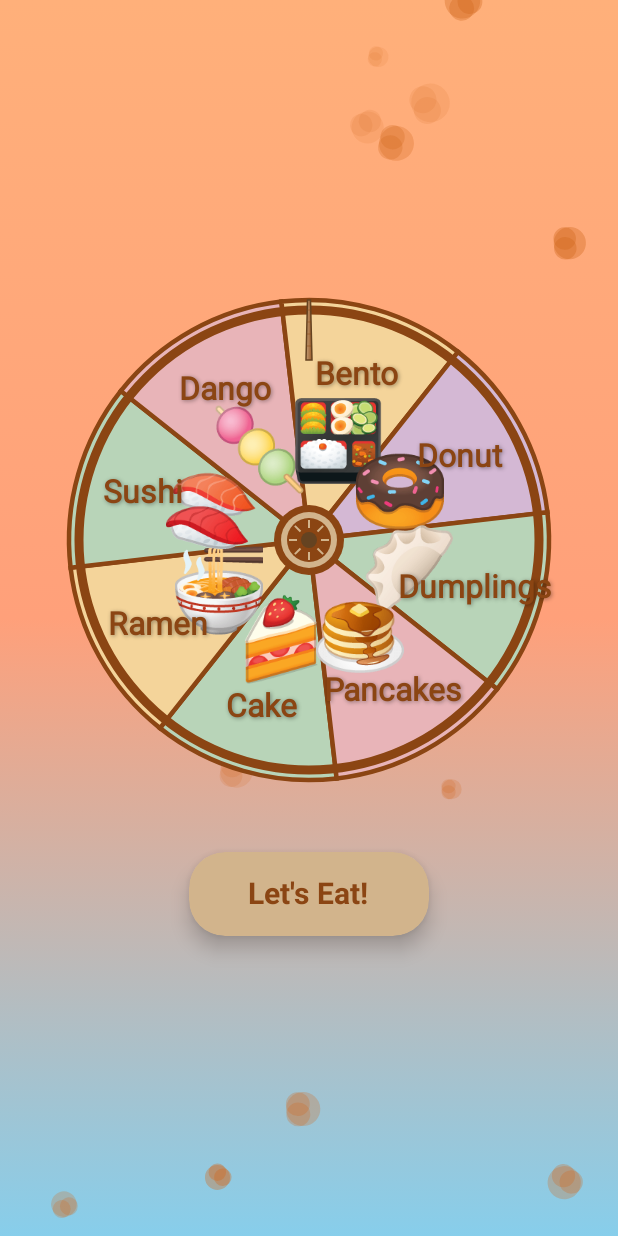
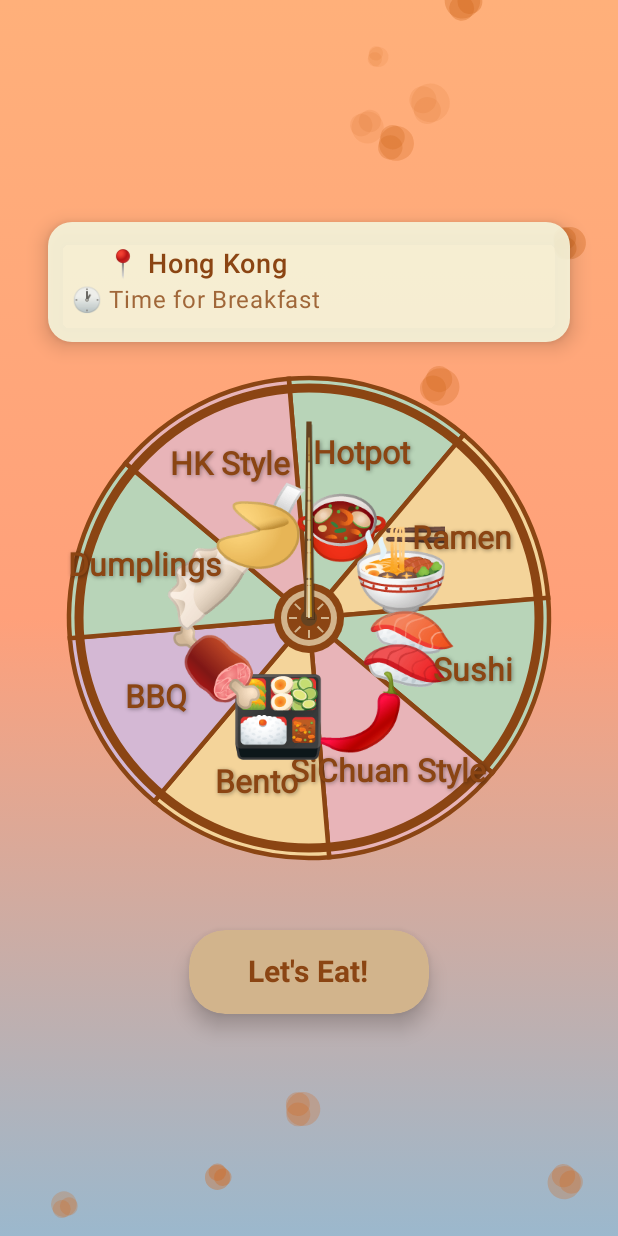
Before and after one commit to SaulchangLiu/spinwheelapp, an Android app built with Jetpack Compose: the screen it shows after launch (MainActivity), after a tap on "Let's Eat!", on a phone screen of 412 x 824 dp. Run offline under Robolectric (Android 15) with nearby library versions, the phone set to English and light mode, and no system bars.

Commit message:
Working great on the spinwheel by itself, it has location and time

```diff
--- a/app/src/main/java/com/example/spinwheelapp/MainActivity.kt
+++ b/app/src/main/java/com/example/spinwheelapp/MainActivity.kt
@@ -66,17 +66,33 @@ fun SpinWheelScreen() {
     val animatedAngle = remember { Animatable(0f) }
     var isSpinning by remember { mutableStateOf(false) }
 
+    // Get current location and meal time
+    val currentCity = remember { "Hong Kong" } // You can implement location detection here
+    val currentMealTime = remember {
+        val currentHour = java.util.Calendar.getInstance().get(java.util.Calendar.HOUR_OF_DAY)
+        when (currentHour) {
+            in 5..10 -> "Breakfast"
+            in 11..14 -> "Lunch"
+            in 17..21 -> "Dinner"
+            else -> "Late Night Snack"
+        }
+    }
+
     // Food-themed wheel segments matching the design
     val wheelSegments = remember {
         listOf(
-            WheelSegment("Cake", "🍰", Color(0xFFB8D4B8)), // Light green
+            // WheelSegment("Cake", "🍰", Color(0xFFB8D4B8)), // Light green - Original
+            WheelSegment("Hotpot", "🍲", Color(0xFFB8D4B8)), // Light green - Changed from Cake
             WheelSegment("Ramen", "🍜", Color(0xFFF4D49A)), // Light yellow
             WheelSegment("Sushi", "🍣", Color(0xFFB8D4B8)), // Light green
-            WheelSegment("Dango", "🍡", Color(0xFFE8B4B8)), // Light pink
+            // WheelSegment("Dango", "🍡", Color(0xFFE8B4B8)), // Light pink - Original
+            WheelSegment("SiChuan Style", "🌶️", Color(0xFFE8B4B8)), // Light pink - Changed from Dango
             WheelSegment("Bento", "🍱", Color(0xFFF4D49A)), // Light yellow
-            WheelSegment("Donut", "🍩", Color(0xFFD4B8D4)), // Light purple
+            // WheelSegment("Donut", "🍩", Color(0xFFD4B8D4)), // Light purple - Original
+            WheelSegment("BBQ", "🍖", Color(0xFFD4B8D4)), // Light purple - Changed from Donut
             WheelSegment("Dumplings", "🥟", Color(0xFFB8D4B8)), // Light green
-            WheelSegment("Pancakes", "🥞", Color(0xFFE8B4B8)) // Light pink
+            // WheelSegment("Pancakes", "🥞", Color(0xFFE8B4B8)) // Light pink - Original
+            WheelSegment("HK Style", "🥠", Color(0xFFE8B4B8)) // Light pink - Changed from Pancakes
         )
     }
 
@@ -99,12 +115,12 @@ fun SpinWheelScreen() {
     ) {
         // Background canvas for gradient and leaves
         Canvas(modifier = Modifier.fillMaxSize()) {
-            // Draw gradient background (warm peach to sky blue)
+            // Draw gradient background (warm peach to warm blue)
             val gradient = Brush.verticalGradient(
                 colors = listOf(
                     Color(0xFFFFB07A), // Warm peach
                     Color(0xFFFFA07A), // Light salmon
-                    Color(0xFF87CEEB)  // Sky blue
+                    Color(0xFF9BB8CD)  // Warmer, muted blue (changed from bright sky blue)
                 )
             )
             drawRect(gradient)
@@ -120,7 +136,36 @@ fun SpinWheelScreen() {
             verticalArrangement = Arrangement.Center,
             horizontalAlignment = Alignment.CenterHorizontally
         ) {
-            // Main wheel with shadow
+            // Location and meal time display
+            Card(
+                modifier = Modifier
+                    .fillMaxWidth()
+                    .padding(bottom = 24.dp),
+                colors = CardDefaults.cardColors(
+                    containerColor = Color(0xFFF5F5DC).copy(alpha = 0.9f) // Beige with transparency
+                ),
+                elevation = CardDefaults.cardElevation(defaultElevation = 8.dp),
+                shape = RoundedCornerShape(16.dp)
+            ) {
+                Column(
+                    modifier = Modifier.padding(16.dp),
+                    horizontalAlignment = Alignment.CenterHorizontally
+                ) {
+                    Text(
+                        text = "📍 $currentCity",
+                        fontSize = 18.sp,
+                        fontWeight = FontWeight.Medium,
+                        color = Color(0xFF8B4513)
+                    )
+                    Text(
+                        text = "🕐 Time for $currentMealTime",
+                        fontSize = 16.sp,
+                        fontWeight = FontWeight.Normal,
+                        color = Color(0xFF8B4513).copy(alpha = 0.8f)
+                    )
+                }
+            }
+            // Main wheel with shadow and chopstick pointer
             Box(
                 modifier = Modifier.size(320.dp),
                 contentAlignment = Alignment.Center
@@ -130,15 +175,9 @@ fun SpinWheelScreen() {
                         segments = wheelSegments,
                         rotationAngle = animatedAngle.value
                     )
-                }
 
-                // Chopstick pointer positioned at top
-                Canvas(
-                    modifier = Modifier
-                        .size(80.dp)
-                        .offset(y = (-140).dp)
-                ) {
-                    drawChopstickPointer()
+                    // Draw detailed chopstick pointer extending from center
+                    drawDetailedChopstickPointer()
                 }
             }
 
@@ -148,11 +187,14 @@ fun SpinWheelScreen() {
             Button(
                 onClick = {
                     if (!isSpinning) {
-                        val targetRotation = Random.nextInt(3600, 7200).toFloat()
+                        // Ensure at least 3 full rotations (1080 degrees) plus random extra spins
+                        val minRotation = 1080f // 3 full rotations minimum
+                        val extraRotation = Random.nextInt(1080, 3600).toFloat() // 3-10 additional rotations
+                        val targetRotation = minRotation + extraRotation
                         isSpinning = true
                         scope.launch {
                             animatedAngle.animateTo(
-                                targetRotation,
+                                animatedAngle.value + targetRotation,
                                 animationSpec = tween(durationMillis = 4000, easing = FastOutSlowInEasing)
                             )
                             isSpinning = false
@@ -210,27 +252,52 @@ fun DrawScope.drawFallingLeaves(leaves: List<FallingLeaf>) {
     }
 }
 
-fun DrawScope.drawChopstickPointer() {
+fun DrawScope.drawDetailedChopstickPointer() {
     val centerX = size.width / 2f
     val centerY = size.height / 2f
+    val wheelRadius = size.minDimension / 2f - 10f
 
-    // Main chopstick body
+    // Calculate chopstick length to extend from center to edge
+    val chopstickLength = wheelRadius * 0.85f
+    val chopstickWidth = 8f
+    val chopstickTipWidth = 3f
+
+    // Main chopstick body (tapered from center to tip)
     val chopstickPath = Path().apply {
-        moveTo(centerX - 3f, centerY + 30f) // Bottom left
-        lineTo(centerX + 3f, centerY + 30f) // Bottom right
-        lineTo(centerX + 1.5f, centerY - 30f) // Top right (tapered)
-        lineTo(centerX - 1.5f, centerY - 30f) // Top left (tapered)
+        // Start from center (bottom of chopstick)
+        moveTo(centerX - chopstickWidth/2, centerY)
+        lineTo(centerX + chopstickWidth/2, centerY)
+
+        // Taper to tip (pointing upward)
+        lineTo(centerX + chopstickTipWidth/2, centerY - chopstickLength)
+        lineTo(centerX - chopstickTipWidth/2, centerY - chopstickLength)
         close()
     }
 
-    // Draw chopstick with gradient
+    // Draw chopstick shadow first
+    val shadowPath = Path().apply {
+        moveTo(centerX - chopstickWidth/2 + 2f, centerY + 2f)
+        lineTo(centerX + chopstickWidth/2 + 2f, centerY + 2f)
+        lineTo(centerX + chopstickTipWidth/2 + 2f, centerY - chopstickLength + 2f)
+        lineTo(centerX - chopstickTipWidth/2 + 2f, centerY - chopstickLength + 2f)
+        close()
+    }
+
+    drawPath(
+        path = shadowPath,
+        color = Color(0x40000000) // Semi-transparent black shadow
+    )
+
+    // Draw chopstick with realistic wood gradient
     val chopstickGradient = Brush.linearGradient(
         colors = listOf(
-            Color(0xFFD2B48C), // Light wood
+            Color(0xFFE6D3A3), // Light bamboo color
+            Color(0xFFD2B48C), // Medium wood
+            Color(0xFFB8860B), // Dark gold
             Color(0xFF8B4513)  // Dark wood
         ),
-        start = Offset(centerX - 5f, centerY),
-        end = Offset(centerX + 5f, centerY)
+        start = Offset(centerX - chopstickWidth, centerY),
+        end = Offset(centerX + chopstickWidth, centerY)
     )
 
     drawPath(
@@ -242,24 +309,77 @@ fun DrawScope.drawChopstickPointer() {
     drawPath(
         path = chopstickPath,
         color = Color(0xFF654321),
-        style = Stroke(width = 1.dp.toPx())
+        style = Stroke(width = 1.5.dp.toPx())
     )
 
-    // Wood grain lines
+    // Draw detailed wood grain lines
     val grainPaint = android.graphics.Paint().apply {
-        color = Color(0xFF8B4513).toArgb()
-        strokeWidth = 0.5f
+        color = Color(0xFF8B4513).copy(alpha = 0.6f).toArgb()
+        strokeWidth = 1f
         isAntiAlias = true
     }
 
-    for (i in 0..3) {
-        val y = centerY - 20f + (i * 12f)
+    // Vertical grain lines along the chopstick
+    for (i in 0..6) {
+        val progress = i / 6f
+        val yPos = centerY - (chopstickLength * progress)
+        val width = chopstickWidth * (1f - progress * 0.6f) // Taper the grain lines too
+
         drawContext.canvas.nativeCanvas.drawLine(
-            centerX - 2f, y,
-            centerX + 2f, y,
+            centerX - width * 0.3f, yPos,
+            centerX + width * 0.3f, yPos,
             grainPaint
         )
     }
+
+    // Add horizontal wood rings (natural bamboo segments)
+    val ringPaint = android.graphics.Paint().apply {
+        color = Color(0xFF654321).copy(alpha = 0.8f).toArgb()
+        strokeWidth = 2f
+        isAntiAlias = true
+    }
+
+    for (i in 1..4) {
+        val progress = i / 5f
+        val yPos = centerY - (chopstickLength * progress)
+        val width = chopstickWidth * (1f - progress * 0.6f)
+
+        drawContext.canvas.nativeCanvas.drawLine(
+            centerX - width/2, yPos,
+            centerX + width/2, yPos,
+            ringPaint
+        )
+    }
+
+    // Add chopstick tip detail (darker tip)
+    val tipPath = Path().apply {
+        val tipHeight = 15f
+        moveTo(centerX - chopstickTipWidth/2, centerY - chopstickLength + tipHeight)
+        lineTo(centerX + chopstickTipWidth/2, centerY - chopstickLength + tipHeight)
+        lineTo(centerX + chopstickTipWidth/2, centerY - chopstickLength)
+        lineTo(centerX - chopstickTipWidth/2, centerY - chopstickLength)
+        close()
+    }
+
+    drawPath(
+        path = tipPath,
+        color = Color(0xFF654321) // Darker tip
+    )
+
+    // Add a small highlight on the chopstick for 3D effect
+    val highlightPath = Path().apply {
+        val highlightWidth = 2f
+        moveTo(centerX - highlightWidth/2, centerY)
+        lineTo(centerX - highlightWidth/4, centerY - chopstickLength * 0.8f)
+        lineTo(centerX + highlightWidth/4, centerY - chopstickLength * 0.8f)
+        lineTo(centerX + highlightWidth/2, centerY)
+        close()
+    }
+
+    drawPath(
+        path = highlightPath,
+        color = Color(0xFFF5F5DC).copy(alpha = 0.7f) // Light highlight
+    )
 }
 
 fun DrawScope.drawSpinWheel(segments: List<WheelSegment>, rotationAngle: Float) {
```
